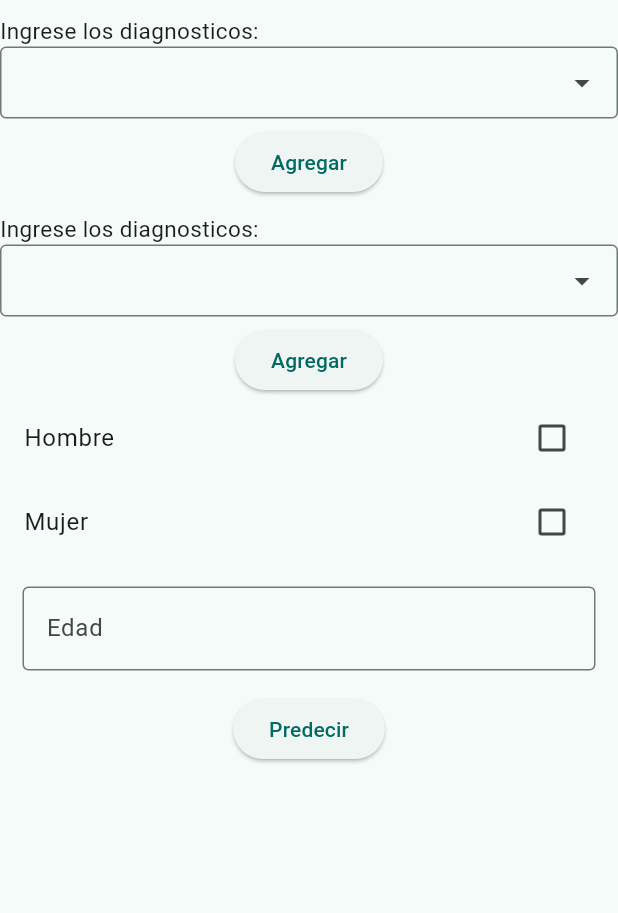
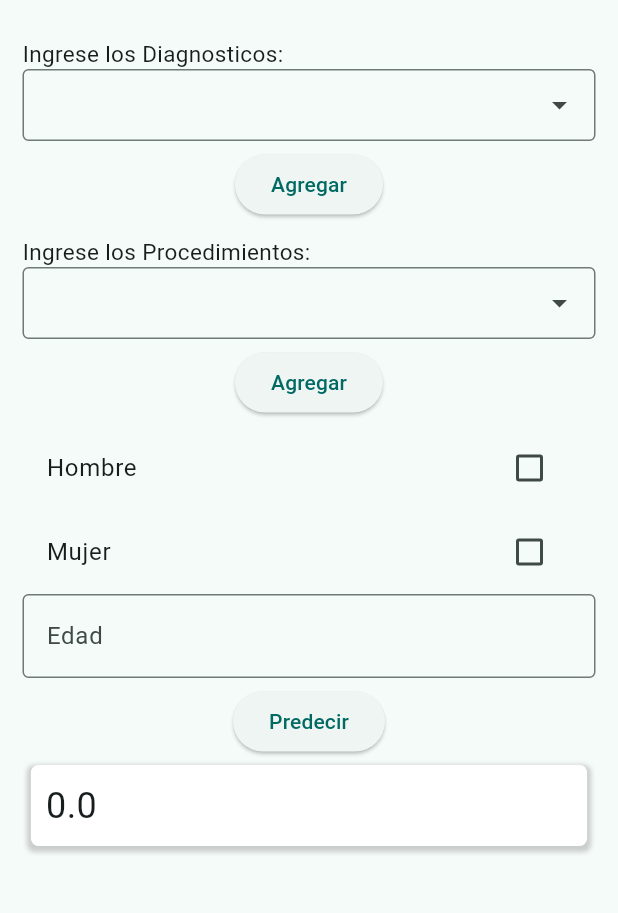
Before and after one commit to unknownMaaax/Calculadora_GRD, a Flutter app: the screen it shows after launch, after a tap on "Predecir", on a phone screen of 412 x 824 dp, the part 84-997 px from its top. Run offline on Flutter 3.47's test engine with Material 2 defaults, Android fonts, the phone set to English and light mode, and no system bars; drawn by our look-alikes of dropdown_search; our stand-ins replace csv; missing offline and left inert: tflite_flutter.

Commit message:
app-grd 1.08 avance en box resultados

```diff
--- a/lib/main.dart
+++ b/lib/main.dart
@@ -1,8 +1,6 @@
-import 'package:app_grd/pages/calculadora_screen.dart';
 import 'package:app_grd/pages/screen_prueba.dart';
 import 'package:app_grd/theme/app_theme.dart';
 import 'package:app_grd/widgets/model.dart';
-import 'package:app_grd/widgets/procedimiento_text.dart';
 import 'package:flutter/material.dart';
 import 'package:provider/provider.dart';
 
--- a/lib/pages/calculadora_screen.dart
+++ b/lib/pages/calculadora_screen.dart
@@ -1,7 +1,3 @@
-import 'package:app_grd/widgets/diagnostico_text.dart';
-
-import 'package:app_grd/widgets/procedimiento_text.dart';
-import 'package:app_grd/widgets/sexo_radiobutton.dart';
 import 'package:flutter/material.dart';
 
 class CalculadoraScreen extends StatelessWidget {
--- a/lib/pages/screen_prueba.dart
+++ b/lib/pages/screen_prueba.dart
@@ -1,7 +1,3 @@
-import 'dart:convert';
-import 'dart:ffi';
-import 'dart:io';
-import 'dart:math';
 import 'package:app_grd/widgets/diagnostico_text.dart';
 import 'package:app_grd/widgets/model.dart';
 import 'package:app_grd/widgets/procedimiento_text.dart';
@@ -19,16 +15,15 @@ class NuevaScreen extends StatefulWidget {
 }
 
 class _NuevaScreenState extends State<NuevaScreen> {
-  String diag = '';
-  String proc = '';
   String ed = '';
   String sexo = '';
   var listDiagnosticos = [];
   var listProcedimientos = [];
   var listSexo = [];
   var listEdad = [];
+  String probabilidad = '';
 
-  Future<void> miFuncionAsincrona(diagnostico, procedimiento) async {
+  Future<void> predecirDatos(diagnostico, procedimiento) async {
     // Tu código aquí
     final interpreter = await Interpreter.fromAsset(
         'assets/model_satt_sn20231017-211500/convert.tflite');
@@ -116,15 +111,15 @@ class _NuevaScreenState extends State<NuevaScreen> {
         .reduce((value, element) => value > element ? value : element);
 
     int elemento = output.first.indexOf(maximo);
+    setState(() {
+      probabilidad = output.first[elemento].toString();
+    });
 
     print(elemento);
-    print(output.first[elemento]);
+    print(probabilidad); //mostrar solo el valor de la probabilidad
     //traduccion de lista grd
     //mostrar probabilidad
     // traducir(elemento);
-    print(diagnostico);
-
-    print(procedimiento);
   }
 
   final diagnostico = TextEditingController();
@@ -149,19 +144,28 @@ class _NuevaScreenState extends State<NuevaScreen> {
       body: ListView(
         children: [
           appBar(),
+          Padding(
+            padding: const EdgeInsets.all(15.0),
+            child: Column(children: [
               const SizedBox(height: 10),
-          const Text(
-            'Ingrese los diagnosticos:',
+              const Align(
+                alignment: Alignment.centerLeft,
+                child: Text(
+                  'Ingrese los Diagnosticos:',
                   style: TextStyle(fontSize: 15),
+                ),
               ),
               const DiagnosticoDropdown(),
               const SizedBox(height: 10),
-          const Text(
-            'Ingrese los diagnosticos:',
+              const Align(
+                alignment: Alignment.centerLeft,
+                child: Text(
+                  'Ingrese los Procedimientos:',
                   style: TextStyle(fontSize: 15),
                 ),
+              ),
               const ProcedimientoDropdown(),
-
+              const SizedBox(height: 5),
               CheckboxListTile(
                 title: const Text('Hombre'),
                 value: _valueHombre,
@@ -169,7 +173,7 @@ class _NuevaScreenState extends State<NuevaScreen> {
                   setState(() {
                     _valueHombre = value!;
                     _valueMujer = false;
-                sexo = value ? 'H' : '';
+                    sexo = value ? '1' : '';
                   });
                 },
               ),
@@ -180,13 +184,12 @@ class _NuevaScreenState extends State<NuevaScreen> {
                   setState(() {
                     _valueMujer = value!;
                     _valueHombre = false;
-                sexo = value ? 'M' : '';
+                    sexo = value ? '0' : '';
                   });
                 },
               ),
-
               InputEdad(edad: edad),
-          // ]),
+              const SizedBox(height: 5),
               Container(
                 // padding: const EdgeInsets.all(25),
                 alignment: Alignment.center,
@@ -195,6 +198,15 @@ class _NuevaScreenState extends State<NuevaScreen> {
                     ed = edad.text;
                     listEdad.add(ed);
                     listSexo.add(sexo);
+                    print(procedimiento);
+                    print(diagnostico);
+                    //Añadir espacios en blanco a diagnostico y procedimiento
+                    //concatenar listas
+                    //enviar la lista a funcion predecir
+
+                    //enviar valor de predecir a traducir
+                    //resultado de traducir mostrar en pantalla EN UN BOX
+
                     // for (int i = 0; listDiagnosticos.length < 35; i++) {
                     //   listDiagnosticos.add('');
                     // }
@@ -208,12 +220,37 @@ class _NuevaScreenState extends State<NuevaScreen> {
                     // print(combinacionInput);
                     // interpreter.run(input, output);
                     // print(output);
-                miFuncionAsincrona(diagnostico, procedimiento);
+                    //!ENVIAR SOLO UN DATO A LA FUNCION PREDECIR
+                    predecirDatos(diagnostico, procedimiento);
                   },
                   child: const Text('Predecir'),
                 ),
               ),
-
+              const SizedBox(height: 5),
+              Container(
+                width: MediaQuery.of(context).size.width *
+                    0.9, // 90% del ancho de la pantalla
+                padding: const EdgeInsets.all(10.0),
+                decoration: BoxDecoration(
+                  color: Colors.white,
+                  borderRadius: BorderRadius.circular(5.0),
+                  boxShadow: [
+                    BoxShadow(
+                      color: Colors.grey.withOpacity(0.5),
+                      spreadRadius: 2,
+                      blurRadius: 2,
+                      offset: const Offset(0, 2),
+                    ),
+                  ],
+                ),
+                child: Text(
+                  probabilidad, // *'Probabilidad : $probabilidad',y el GRD obtenido y descripcion
+                  style: const TextStyle(
+                      fontSize: 24.0), // Tamaño de texto más grande
+                ),
+              ),
+            ]),
+          )
           //DropdownDiagnostico(),
         ],
       ),
@@ -247,14 +284,11 @@ class InputEdad extends StatelessWidget {
 
   @override
   Widget build(BuildContext context) {
-    return Container(
-      padding: const EdgeInsets.all(15),
-      child: TextField(
+    return TextField(
       controller: edad,
       decoration: const InputDecoration(
         border: OutlineInputBorder(),
         hintText: 'Edad',
-        ),
       ),
     );
   }
--- a/lib/widgets/diagnostico_text.dart
+++ b/lib/widgets/diagnostico_text.dart
@@ -1,13 +1,9 @@
 import 'dart:convert';
-import 'dart:io';
-import 'package:app_grd/pages/screen_prueba.dart';
 import 'package:app_grd/widgets/model.dart';
 import 'package:csv/csv.dart';
 import 'package:dropdown_search/dropdown_search.dart';
-import 'package:dropdown_textfield/dropdown_textfield.dart';
 import 'package:flutter/material.dart';
 import 'package:flutter/services.dart';
-import 'package:excel/excel.dart';
 import 'package:provider/provider.dart';
 
 String itemSelected = '';
--- a/lib/widgets/procedimiento_text.dart
+++ b/lib/widgets/procedimiento_text.dart
@@ -1,10 +1,7 @@
 import 'dart:convert';
-import 'dart:io';
-import 'package:app_grd/pages/screen_prueba.dart';
 import 'package:app_grd/widgets/model.dart';
 import 'package:csv/csv.dart';
 import 'package:dropdown_search/dropdown_search.dart';
-import 'package:dropdown_textfield/dropdown_textfield.dart';
 import 'package:flutter/material.dart';
 import 'package:flutter/services.dart';
 import 'package:provider/provider.dart';
```
Lines whose indentation alone changed are shown as unchanged.
